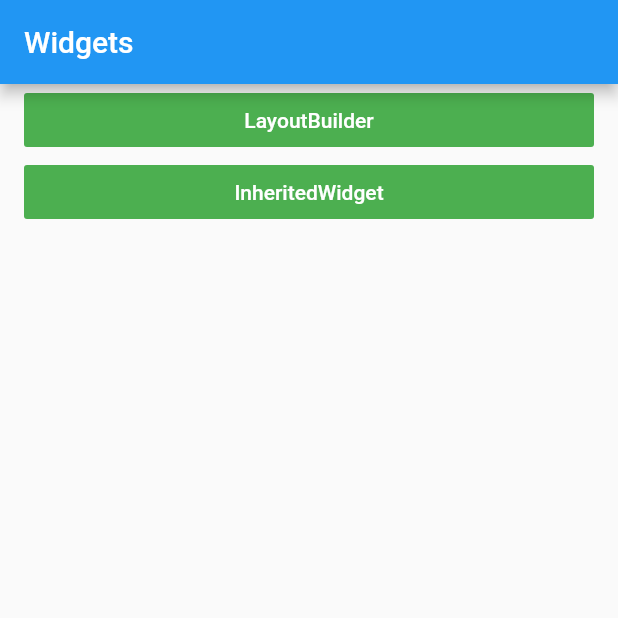
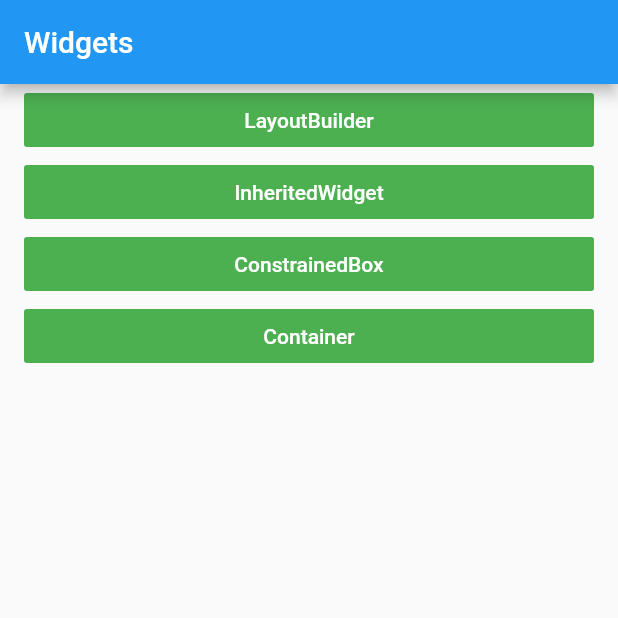
Before and after one commit to roman-mityukov/widgets_practice, a Flutter app: the screen it shows after launch, on a phone screen of 412 x 824 dp, the top half of it. Run offline on Flutter 3.47's test engine with Material 2 defaults, Android fonts, the phone set to English and light mode, and no system bars.

Commit message:
ConstrainedBox

```diff
--- a/src/widgets_practice/lib/inherited_widget.dart
+++ b/src/widgets_practice/lib/inherited_widget.dart
@@ -3,9 +3,9 @@ import 'dart:math';
 import 'package:flutter/cupertino.dart';
 import 'package:flutter/material.dart';
 
-// предоставляет данные по дереву вниз и ребилдит виджеты, которые используют эти
-// данные
-// updateShouldNotify если true, то ребилдит даже виджеты созданные через
+// Предоставляет данные по дереву вниз и ребилдит виджеты, которые используют эти
+// данные. Виджеты получают новые данные при перестроении.
+// Если updateShouldNotify == true, то ребилдит и виджеты созданные через
 // const конструктор
 // https://api.flutter.dev/flutter/widgets/InheritedWidget-class.html
 // https://medium.com/@mehmetf_71205/inheriting-widgets-b7ac56dbbeb1
--- a/src/widgets_practice/lib/main.dart
+++ b/src/widgets_practice/lib/main.dart
@@ -1,6 +1,8 @@
 import 'package:flutter/cupertino.dart';
 import 'package:flutter/material.dart';
 import 'package:logging/logging.dart';
+import 'package:widgetspractice/constrained_box.dart';
+import 'package:widgetspractice/container.dart';
 import 'package:widgetspractice/inherited_widget.dart';
 import 'package:widgetspractice/layout_builder.dart';
 
@@ -8,15 +10,13 @@ void main() {
   Logger.root.level = Level.ALL;
 
   Logger.root.onRecord.listen(
-        (record) {
+    (record) {
       if (record.error != null) {
-        debugPrint(
-            '${record.level.name}: ${record.time}: ${record.loggerName}:'
-                ' ${record.message}: ${record.error}');
+        debugPrint('${record.level.name}: ${record.time}: ${record.loggerName}:'
+            ' ${record.message}: ${record.error}');
       } else {
-        debugPrint(
-            '${record.level.name}: ${record.time}: ${record.loggerName}:'
-                ' ${record.message}');
+        debugPrint('${record.level.name}: ${record.time}: ${record.loggerName}:'
+            ' ${record.message}');
       }
     },
   );
@@ -58,6 +58,18 @@ class _MyHomePageState extends State<MyHomePage> {
               () {
                 _navigateTo(InheritedWidgetPractice());
               },
+            ),
+            _buildButton(
+              'ConstrainedBox',
+              () {
+                _navigateTo(ConstrainedBoxPractice());
+              },
+            ),
+            _buildButton(
+              'Container',
+              () {
+                _navigateTo(ContainerPractice());
+              },
             )
           ],
         ),
```
Also changed, not shown: src/widgets_practice/lib/constrained_box.dart (added, +26 -0 lines).
